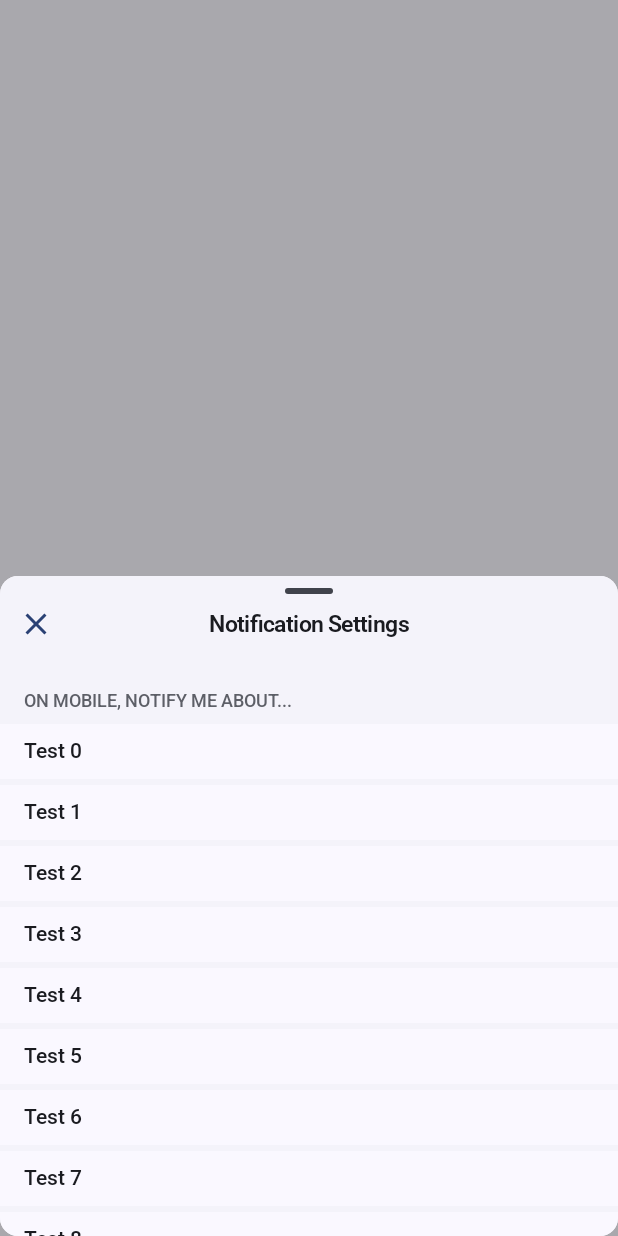
After one commit to Chris-KH/WorkNestApp, an Android app built with Jetpack Compose: the composable NotificationModalBottom shown on its own in the app's theme, on a phone screen of 412 x 824 dp. The commit adds this screen. Run offline under Robolectric (Android 15) with nearby library versions, the phone set to English and light mode, and no system bars; Roboto replaces fonts that are not available here; 1 statement that could not run was skipped.

Commit message:
NotificationScreen setting modal...

```diff
--- /dev/null
+++ b/app/src/main/java/com/apcs/worknestapp/ui/screens/notification/NotificationModalBottom.kt
@@ -0,0 +1,157 @@
+package com.apcs.worknestapp.ui.screens.notification
+
+import androidx.compose.foundation.background
+import androidx.compose.foundation.layout.Arrangement
+import androidx.compose.foundation.layout.Box
+import androidx.compose.foundation.layout.Column
+import androidx.compose.foundation.layout.Row
+import androidx.compose.foundation.layout.Spacer
+import androidx.compose.foundation.layout.WindowInsets
+import androidx.compose.foundation.layout.asPaddingValues
+import androidx.compose.foundation.layout.fillMaxHeight
+import androidx.compose.foundation.layout.fillMaxWidth
+import androidx.compose.foundation.layout.height
+import androidx.compose.foundation.layout.navigationBars
+import androidx.compose.foundation.layout.padding
+import androidx.compose.foundation.layout.size
+import androidx.compose.foundation.layout.wrapContentHeight
+import androidx.compose.foundation.rememberScrollState
+import androidx.compose.foundation.shape.RoundedCornerShape
+import androidx.compose.foundation.verticalScroll
+import androidx.compose.material.icons.Icons
+import androidx.compose.material.icons.filled.Close
+import androidx.compose.material3.ExperimentalMaterial3Api
+import androidx.compose.material3.Icon
+import androidx.compose.material3.IconButton
+import androidx.compose.material3.MaterialTheme
+import androidx.compose.material3.ModalBottomSheet
+import androidx.compose.material3.SheetValue
+import androidx.compose.material3.Text
+import androidx.compose.material3.rememberModalBottomSheetState
+import androidx.compose.runtime.Composable
+import androidx.compose.ui.Alignment
+import androidx.compose.ui.Modifier
+import androidx.compose.ui.text.font.FontWeight
+import androidx.compose.ui.unit.dp
+import androidx.compose.ui.unit.sp
+import com.apcs.worknestapp.ui.theme.Roboto
+
+@OptIn(ExperimentalMaterial3Api::class)
+@Composable
+fun NotificationModalBottom(
+    onDismissRequest: () -> Unit,
+) {
+    val sheetState = rememberModalBottomSheetState(
+        skipPartiallyExpanded = true,
+        confirmValueChange = {
+            it != SheetValue.Hidden
+        }
+    )
+    val scrollState = rememberScrollState()
+
+    ModalBottomSheet(
+        onDismissRequest = onDismissRequest,
+        sheetState = sheetState,
+        containerColor = MaterialTheme.colorScheme.surfaceContainerLow,
+        shape = RoundedCornerShape(12.dp),
+        contentWindowInsets = { WindowInsets(0.dp) },
+        dragHandle = {
+            Box(
+                modifier = Modifier
+                    .background(
+                        color =
+                            if (scrollState.value == 0)
+                                MaterialTheme.colorScheme.surfaceContainerLow
+                            else MaterialTheme.colorScheme.surface
+                    )
+                    .padding(top = 8.dp),
+            ) {
+                Box(
+                    modifier = Modifier
+                        .size(height = 4.dp, width = 32.dp)
+                        .background(
+                            color = MaterialTheme.colorScheme.onSurfaceVariant,
+                            shape = RoundedCornerShape(28.dp)
+                        )
+                        .align(alignment = Alignment.TopCenter)
+                )
+                Box(
+                    modifier = Modifier
+                        .fillMaxWidth()
+                        .wrapContentHeight(),
+                ) {
+                    IconButton(
+                        onClick = onDismissRequest,
+                        modifier = Modifier.align(Alignment.CenterStart)
+                    ) {
+                        Icon(
+                            imageVector = Icons.Default.Close,
+                            contentDescription = "Close modal",
+                            tint = MaterialTheme.colorScheme.primary,
+                            modifier = Modifier.size(24.dp)
+                        )
+                    }
+                    Text(
+                        text = "Notification Settings",
+                        fontSize = 15.sp,
+                        lineHeight = 15.sp,
+                        fontWeight = FontWeight.SemiBold,
+                        fontFamily = Roboto,
+                        modifier = Modifier.align(Alignment.Center)
+                    )
+                }
+            }
+        },
+    ) {
+        val horizontalPadding = 16.dp
+
+        Column(
+            modifier = Modifier
+                .fillMaxHeight(0.5f)
+                .verticalScroll(scrollState)
+                .fillMaxWidth()
+                .padding(top = 20.dp)
+        ) {
+            Text(
+                text = "ON MOBILE, NOTIFY ME ABOUT...",
+                fontSize = 12.sp,
+                lineHeight = 12.sp,
+                fontWeight = FontWeight.Medium,
+                fontFamily = Roboto,
+                color = MaterialTheme.colorScheme.outline,
+                modifier = Modifier
+                    .fillMaxWidth()
+                    .padding(horizontal = horizontalPadding)
+            )
+            Spacer(modifier = Modifier.height(8.dp))
+
+            repeat(50) {
+                Row(
+                    modifier = Modifier
+                        .fillMaxWidth()
+                        .background(
+                            color = MaterialTheme.colorScheme.surface
+                        )
+                        .padding(horizontal = horizontalPadding, vertical = 10.dp),
+                    verticalAlignment = Alignment.CenterVertically,
+                    horizontalArrangement = Arrangement.SpaceBetween,
+                ) {
+                    Text(
+                        text = "Test $it",
+                        fontSize = 14.sp,
+                        lineHeight = 14.sp,
+                        fontWeight = FontWeight.Medium,
+                        fontFamily = Roboto,
+                    )
+                }
+                Spacer(modifier = Modifier.height(4.dp))
+            }
+
+            Spacer(
+                modifier = Modifier.height(
+                    WindowInsets.navigationBars.asPaddingValues().calculateBottomPadding()
+                )
+            )
+        }
+    }
+}
--- a/app/src/main/java/com/apcs/worknestapp/ui/theme/Theme.kt
+++ b/app/src/main/java/com/apcs/worknestapp/ui/theme/Theme.kt
@@ -16,6 +16,7 @@ private val DarkColorScheme = darkColorScheme(
     onBackground = Color(0xFFFFFFFF), //OK
     surface = Color(0xFF1C1E20), //OK
     surfaceContainer = Color(0xFF1E1F25), //OK
+    surfaceContainerLow = Color(0xFF121416), //OK
     surfaceContainerLowest = Color(0xFF060A0F), //OK
     surfaceContainerHigh = Color(0xFF292A2E), //OK
     surfaceContainerHighest = Color(0xFF33343A), //OK
```
Also changed, not shown: app/src/main/java/com/apcs/worknestapp/ui/components/topbar/TopBarNoteScreen.kt (+38 -5 lines), app/src/main/java/com/apcs/worknestapp/ui/screens/notification/NotificationScreen.kt (+15 -10 lines), app/src/main/res/drawable/outline_checkmark.xml (added, +12 -0 lines).
